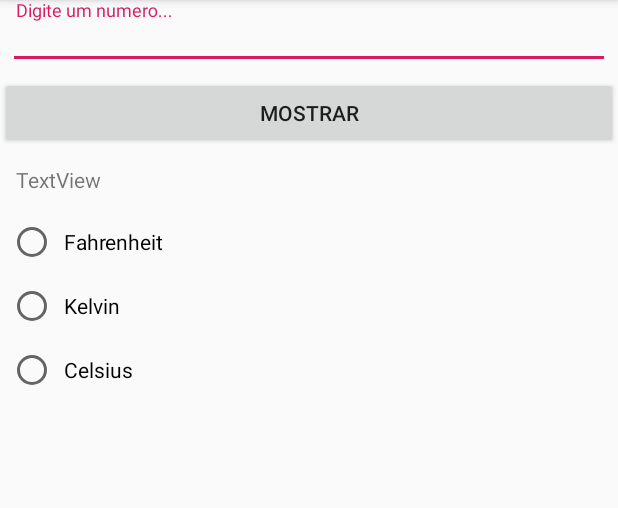
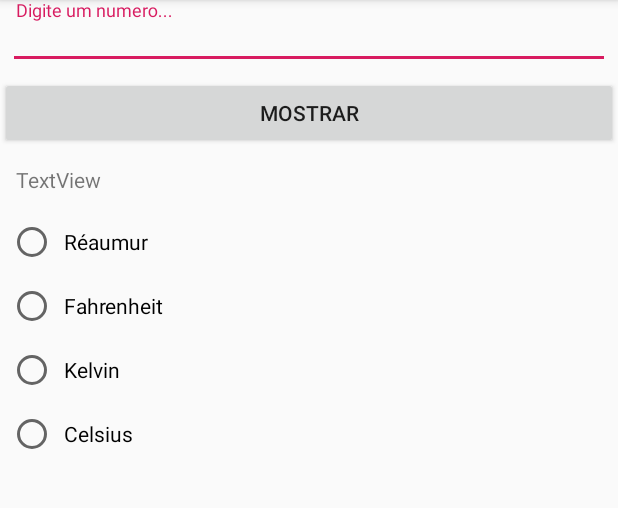
Before and after one commit to xXHachimanXx/LDDM, an Android app: the screen it shows after launch (MainActivity), on a phone screen of 412 x 824 dp, the part 84-592 px from its top. Run offline under Robolectric (Android 15) with nearby library versions, the phone set to English and light mode, and no system bars.

Commit message:
Adicionando nova temperatura.

```diff
--- a/ConversorTemperatura/app/src/main/res/layout/activity_main.xml
+++ b/ConversorTemperatura/app/src/main/res/layout/activity_main.xml
@@ -60,6 +60,15 @@
             android:orientation="vertical">
 
             <RadioButton
+                android:id="@+id/idReau"
+                android:layout_width="match_parent"
+                android:layout_height="wrap_content"
+                android:layout_margin="5dp"
+                android:layout_weight="1"
+                android:padding="5dp"
+                android:text="@string/r_aumur" />
+
+            <RadioButton
                 android:id="@+id/idFahrenheit"
                 android:layout_width="match_parent"
                 android:layout_height="wrap_content"
--- a/ConversorTemperatura/app/src/main/res/values/strings.xml
+++ b/ConversorTemperatura/app/src/main/res/values/strings.xml
@@ -8,4 +8,5 @@
     <string name="kelvin">Kelvin</string>
     <string name="fahrenheit">Fahrenheit</string>
     <string name="digite_um_numero">Digite um numero...</string>
+    <string name="r_aumur">Réaumur</string>
 </resources>
```
Also changed, not shown: ConversorTemperatura/app/src/main/java/com/example/conversortemperatura/MainActivity.java (+9 -3 lines).
